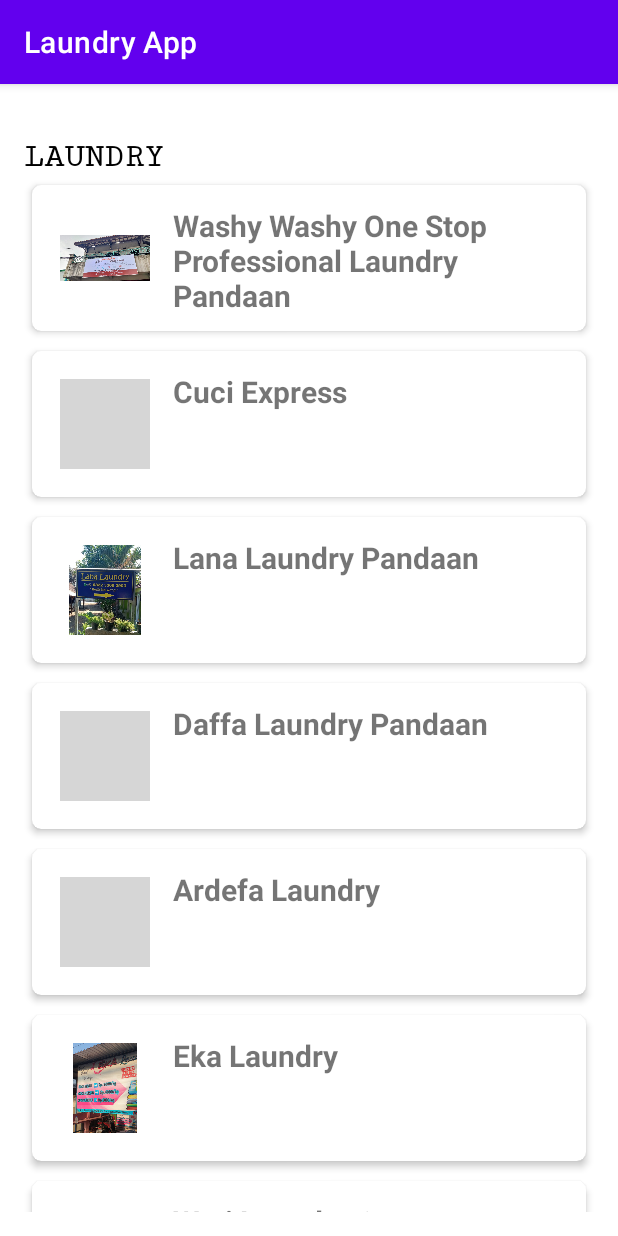
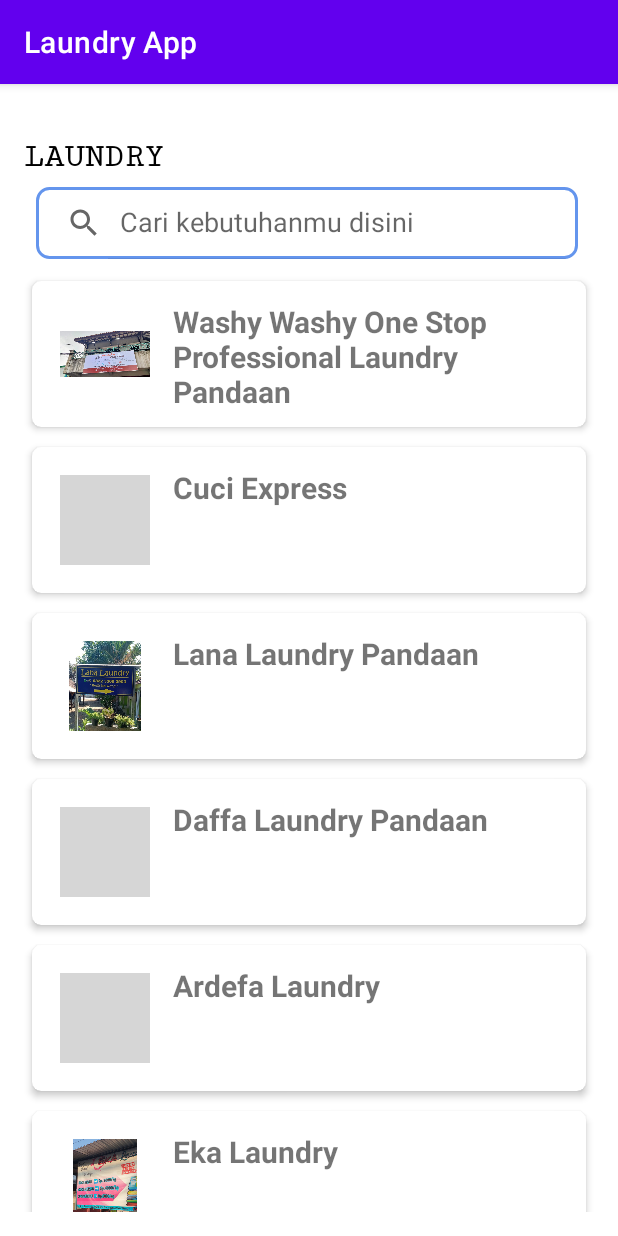
Before and after one commit to titiknk/Laundry-App, an Android app: the screen it shows after launch (MainActivity), on a phone screen of 412 x 824 dp. Run offline under Robolectric (Android 15) with nearby library versions, the phone set to English and light mode, and no system bars; grey boxes are pictures that could not be loaded.

Commit message:
Menambahkan searchview

```diff
--- a/app/src/main/res/layout/activity_main.xml
+++ b/app/src/main/res/layout/activity_main.xml
@@ -24,6 +24,15 @@
         app:layout_constraintTop_toTopOf="parent">
     </TextView>
 
+    <androidx.appcompat.widget.SearchView
+        android:id="@+id/searchview"
+        android:layout_width="361dp"
+        android:layout_height="wrap_content"
+        android:layout_margin="8dp"
+        android:background="@drawable/search_view_bg"
+        app:queryHint="Cari kebutuhanmu disini"
+        app:iconifiedByDefault="false"/>
+
     <androidx.recyclerview.widget.RecyclerView
         android:id="@+id/recycleview"
         android:layout_width="match_parent"
```
